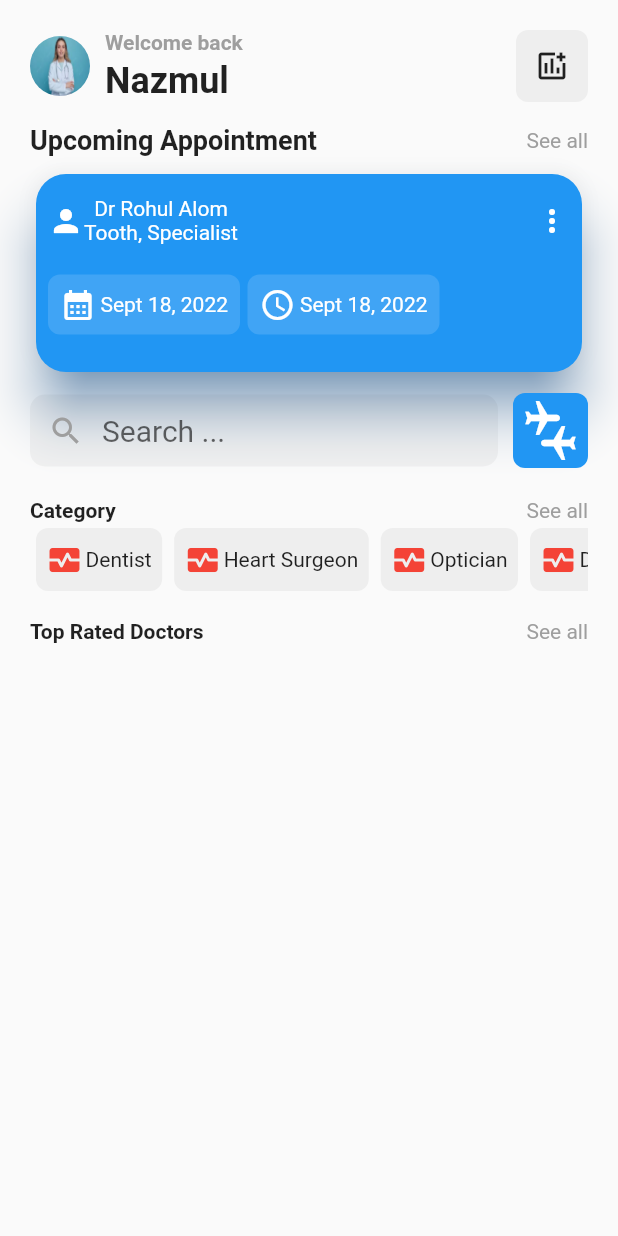
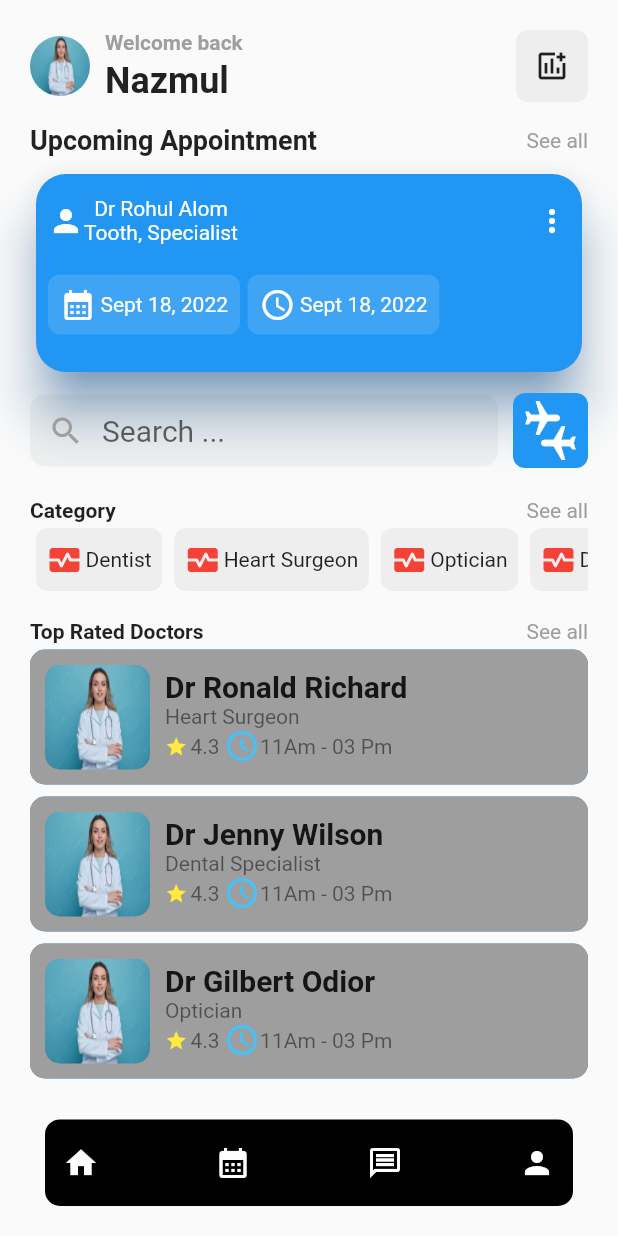
Before and after one commit to ernestkoko/kora_play, a Flutter app: the HomePage screen opened directly, on a phone screen of 412 x 824 dp. Run offline on Flutter 3.47's test engine with Material 2 defaults, Android fonts, the phone set to English and light mode, and no system bars; drawn by our look-alikes of flutter_slidable; our stand-ins replace smooth_page_indicator.

```diff
--- a/lib/app/data/data.dart
+++ b/lib/app/data/data.dart
@@ -20,5 +20,21 @@ abstract class Data{
 
     }
   ];
+ static  final professionals =[{
+    "name": "Dr Ronald Richard",
+    "profession":"Heart Surgeon"
+  },
+    {
+      "name": "Dr Jenny Wilson",
+      "profession":"Dental Specialist"
+    },
+    {
+      "name": "Dr Gilbert Odior",
+      "profession":"Optician"
+    },
+    {
+      "name": "Dr Mabel Rolls",
+      "profession":"Brain Surgeon"
+    }];
 
 }
--- a/lib/app/modules/home_module/home_page.dart
+++ b/lib/app/modules/home_module/home_page.dart
@@ -1,4 +1,7 @@
 import 'package:flutter/material.dart';
+import 'package:kora_play/app/data/data.dart';
+import 'package:kora_play/app/modules/details_module/details_page.dart';
+import 'package:kora_play/app/modules/home_module/widgets/custom_slidable.dart';
 
 class HomePage extends StatelessWidget {
   HomePage({Key? key}) : super(key: key);
@@ -15,6 +18,13 @@ class HomePage extends StatelessWidget {
       body: Container(
         padding: const EdgeInsets.all(20),
         child: SafeArea(
+          child: Stack(
+            children: [
+              Positioned(
+                left: 0,
+                right: 0,
+                top: 0,
+                bottom: MediaQuery.of(context).size.height * 0.079,
                 child: Column(
                   children: [
                     Row(
@@ -31,15 +41,26 @@ class HomePage extends StatelessWidget {
                                   fit: BoxFit.fill,
                                   height: 40,
                                   width: 40,
-                              ),),),
+                                ),
+                              ),
+                            ),
                             Column(
                               crossAxisAlignment: CrossAxisAlignment.start,
                               children: const [
-                          Text("Welcome back", style: TextStyle(color: Colors.grey, fontWeight: FontWeight.bold),),
-                          SizedBox(height: 4,),
+                                Text(
+                                  "Welcome back",
+                                  style: TextStyle(
+                                      color: Colors.grey,
+                                      fontWeight: FontWeight.bold),
+                                ),
+                                SizedBox(
+                                  height: 4,
+                                ),
                                 Text(
                                   "Nazmul",
-                            style: TextStyle(fontWeight: FontWeight.bold, fontSize: 24),
+                                  style: TextStyle(
+                                      fontWeight: FontWeight.bold,
+                                      fontSize: 24),
                                 )
                               ],
                             )
@@ -64,7 +85,9 @@ class HomePage extends StatelessWidget {
                     Row(
                       mainAxisAlignment: MainAxisAlignment.spaceBetween,
                       children: const [
-                  Text("Upcoming Appointment", style: TextStyle(fontWeight: FontWeight.bold, fontSize: 18)),
+                        Text("Upcoming Appointment",
+                            style: TextStyle(
+                                fontWeight: FontWeight.bold, fontSize: 18)),
                         Text(
                           "See all",
                           style: TextStyle(color: Colors.grey),
@@ -90,16 +113,26 @@ class HomePage extends StatelessWidget {
                               children: [
                                 Row(
                                   children: [
-                              const Icon(Icons.person, color: Colors.white,),
+                                    const Icon(
+                                      Icons.person,
+                                      color: Colors.white,
+                                    ),
                                     Column(
                                       children: const [
-                                  Text("Dr Rohul Alom", style: TextStyle(color: Colors.white)),
-                                  Text("Tooth, Specialist", style: TextStyle(color: Colors.white))
+                                        Text("Dr Rohul Alom",
+                                            style:
+                                                TextStyle(color: Colors.white)),
+                                        Text("Tooth, Specialist",
+                                            style:
+                                                TextStyle(color: Colors.white))
                                       ],
                                     )
                                   ],
                                 ),
-                          const Icon(Icons.more_vert_rounded, color: Colors.white,)
+                                const Icon(
+                                  Icons.more_vert_rounded,
+                                  color: Colors.white,
+                                )
                               ],
                             ),
                             const SizedBox(
@@ -114,13 +147,19 @@ class HomePage extends StatelessWidget {
                                           .primaryColorLight
                                           .withOpacity(0.2),
                                       shape: const RoundedRectangleBorder(
-                                    borderRadius:
-                                        BorderRadius.all(Radius.circular(8)))),
+                                          borderRadius: BorderRadius.all(
+                                              Radius.circular(8)))),
                                   child: Row(
                                     children: const [
-                                Icon(Icons.calendar_month, color: Colors.white,),
-                                SizedBox(width: 3,),
-                                Text("Sept 18, 2022", style: TextStyle(color: Colors.white))
+                                      Icon(
+                                        Icons.calendar_month,
+                                        color: Colors.white,
+                                      ),
+                                      SizedBox(
+                                        width: 3,
+                                      ),
+                                      Text("Sept 18, 2022",
+                                          style: TextStyle(color: Colors.white))
                                     ],
                                   ),
                                 ),
@@ -128,22 +167,27 @@ class HomePage extends StatelessWidget {
                                   width: 5,
                                 ),
                                 Container(
-                            padding:const  EdgeInsets.all(8),
+                                  padding: const EdgeInsets.all(8),
                                   decoration: ShapeDecoration(
                                       color: Theme.of(context)
                                           .primaryColorLight
                                           .withOpacity(0.2),
                                       shape: const RoundedRectangleBorder(
-                                    borderRadius:
-                                        BorderRadius.all(Radius.circular(8)))),
+                                          borderRadius: BorderRadius.all(
+                                              Radius.circular(8)))),
                                   child: Row(
                                     children: const [
                                       Icon(
                                         Icons.access_time_outlined,
                                         color: Colors.white,
                                       ),
-                                SizedBox(width: 3,),
-                                Text("Sept 18, 2022", style: TextStyle(color: Colors.white),)
+                                      SizedBox(
+                                        width: 3,
+                                      ),
+                                      Text(
+                                        "Sept 18, 2022",
+                                        style: TextStyle(color: Colors.white),
+                                      )
                                     ],
                                   ),
                                 )
@@ -160,10 +204,10 @@ class HomePage extends StatelessWidget {
                       children: [
                         const Expanded(
                             child: TextField(
-                    style: TextStyle(fontSize: 20 ),
+                          style: TextStyle(fontSize: 20),
                           decoration: InputDecoration(
                               filled: true,
-                        contentPadding: EdgeInsets.all(0) ,
+                              contentPadding: EdgeInsets.all(0),
                               prefixIcon: Icon(
                                 Icons.search,
                                 color: Colors.grey,
@@ -171,7 +215,6 @@ class HomePage extends StatelessWidget {
                               hintText: "Search ...",
                               border: OutlineInputBorder(
                                   borderSide: BorderSide.none,
-
                                   borderRadius: BorderRadius.all(
                                     Radius.circular(10),
                                   ))),
@@ -222,8 +265,8 @@ class HomePage extends StatelessWidget {
                               decoration: ShapeDecoration(
                                   color: Colors.grey.shade200,
                                   shape: const RoundedRectangleBorder(
-                                borderRadius:
-                                    BorderRadius.all(Radius.circular(8)))),
+                                      borderRadius: BorderRadius.all(
+                                          Radius.circular(8)))),
                               child: Row(
                                 children: [
                                   const Icon(
@@ -254,7 +297,63 @@ class HomePage extends StatelessWidget {
                           style: TextStyle(color: Colors.grey),
                         )
                       ],
+                    ),
+
+                    ///Slidables
+                    Expanded(
+                      child: ListView.builder(
+                          shrinkWrap: true,
+                          itemCount: 3,
+                          physics: const AlwaysScrollableScrollPhysics(),
+                          itemBuilder: (ctx, int index) => CustomSlidable(
+                              onTap: (ctx) {
+                                Navigator.of(context).push(MaterialPageRoute(
+                                    builder: (ctx1) => DetailsPage()));
+                              },
+                              name: Data.professionals[index]["name"] ?? "",
+                              profession: Data.professionals[index]
+                                      ["profession"] ??
+                                  "")),
                     )
+                  ],
+                ),
+              ),
+
+              ///Bottom nav bar
+              Positioned(
+                  height: MediaQuery.of(context).size.height * 0.07,
+                  bottom: 0,
+                  left: 10,
+                  right: 10,
+                  child: Container(
+                    decoration: const ShapeDecoration(
+                        color: Colors.black,
+                        shape: RoundedRectangleBorder(
+                            borderRadius:
+                                BorderRadius.all(Radius.circular(10)))),
+                    child: Row(
+                      mainAxisAlignment: MainAxisAlignment.spaceBetween,
+                      children: [
+                        IconButton(
+                            onPressed: () {},
+                            icon: const Icon(
+                              Icons.home,
+                              color: Colors.white,
+                            )),
+                        IconButton(
+                            onPressed: () {},
+                            icon: const Icon(Icons.calendar_month,
+                                color: Colors.white)),
+                        IconButton(
+                            onPressed: () {},
+                            icon: const Icon(Icons.message_outlined,
+                                color: Colors.white)),
+                        IconButton(
+                            onPressed: () {},
+                            icon: const Icon(Icons.person, color: Colors.white))
+                      ],
+                    ),
+                  ))
             ],
           ),
         ),
--- /dev/null
+++ b/lib/app/modules/home_module/widgets/custom_slidable.dart
@@ -0,0 +1,108 @@
+import 'package:flutter/material.dart';
+import 'package:flutter_slidable/flutter_slidable.dart';
+
+class CustomSlidable extends StatelessWidget {
+  const CustomSlidable({Key? key, required this.onTap, required this.name, required this.profession}) : super(key: key);
+  final Function(BuildContext) onTap;
+  final String name;
+  final String profession;
+
+  @override
+  Widget build(BuildContext context) {
+    return  Container(
+      margin: const EdgeInsets.symmetric(vertical: 4),
+
+      decoration:  ShapeDecoration(
+          color: Theme.of(context).primaryColor ,
+          shape: const RoundedRectangleBorder(
+              borderRadius: BorderRadius.all(Radius.circular(10))
+          )
+      ),
+      child: Slidable(
+        key: const ValueKey(0),
+        endActionPane: ActionPane(
+          motion: const ScrollMotion(),
+          children: [
+            SlidableAction(
+              // An action can be bigger than the others.
+              flex: 2,
+              onPressed: onTap,
+              backgroundColor: Theme.of(context).primaryColor,
+              foregroundColor: Colors.white,
+              icon: Icons.message,
+              borderRadius: BorderRadius.circular(10),
+
+            ),
+          ],
+        ),
+        child: Container(
+          padding: const EdgeInsets.all(10),
+          decoration: const ShapeDecoration(
+              color: Colors.grey,
+              shape: RoundedRectangleBorder(
+                  borderRadius:
+                  BorderRadius.all(Radius.circular(10)))),
+          child: Row(
+            children: [
+              Container(
+                margin: const EdgeInsets.only(right: 10),
+                child: ClipRRect(
+                  borderRadius: BorderRadius.circular(10),
+                  child: Image.asset(
+                    "assets/img/doctor1.jpg",
+                    fit: BoxFit.fill,
+                    height: 70,
+                    width: 70,
+                  ),
+                ),
+              ),
+              Column(
+                crossAxisAlignment: CrossAxisAlignment.start,
+                children: [
+                   Text(
+                    name,
+                    style:const TextStyle(
+                        fontWeight: FontWeight.bold,
+                        fontSize: 20),
+                  ),
+                  Text(profession,
+                      style: TextStyle(
+                          color: Colors.black.withOpacity(0.5))),
+                  Row(
+                    children: [
+                      const Icon(
+                        Icons.star,
+                        size: 15,
+                        color: Colors.yellow,
+                      ),
+                      const SizedBox(
+                        width: 2,
+                      ),
+                      Text(
+                        "4.3",
+                        style: TextStyle(
+                            color: Colors.black.withOpacity(0.5)),
+                      ),
+                      const SizedBox(
+                        width: 3,
+                      ),
+                      const Icon(
+                        Icons.access_time_outlined,
+                        color: Colors.lightBlueAccent,
+                      ),
+                      Text(
+                        "11Am - 03 Pm",
+                        style: TextStyle(
+                            color: Colors.black.withOpacity(0.5)),
+                      )
+                    ],
+                  )
+                ],
+              )
+            ],
+          ),
+        ),
+      ),
+    );
+  }
+}
```
Also changed, not shown: lib/app/modules/details_module/details_page.dart (added, +201 -0 lines). Lines whose indentation alone changed are shown as unchanged.
